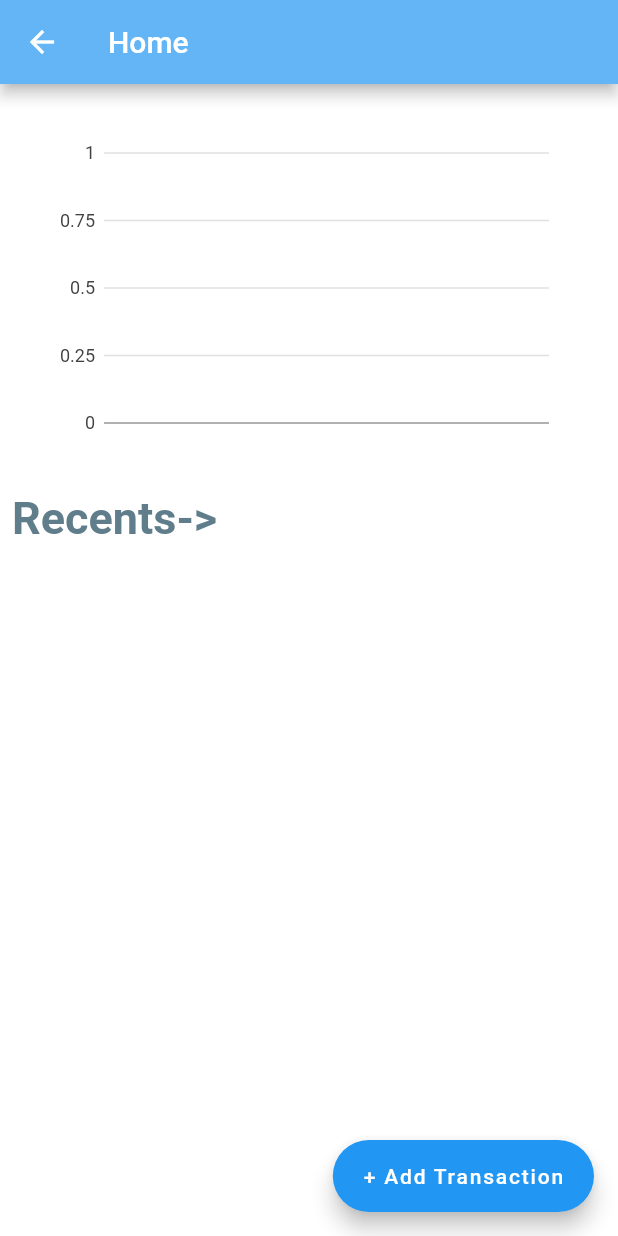
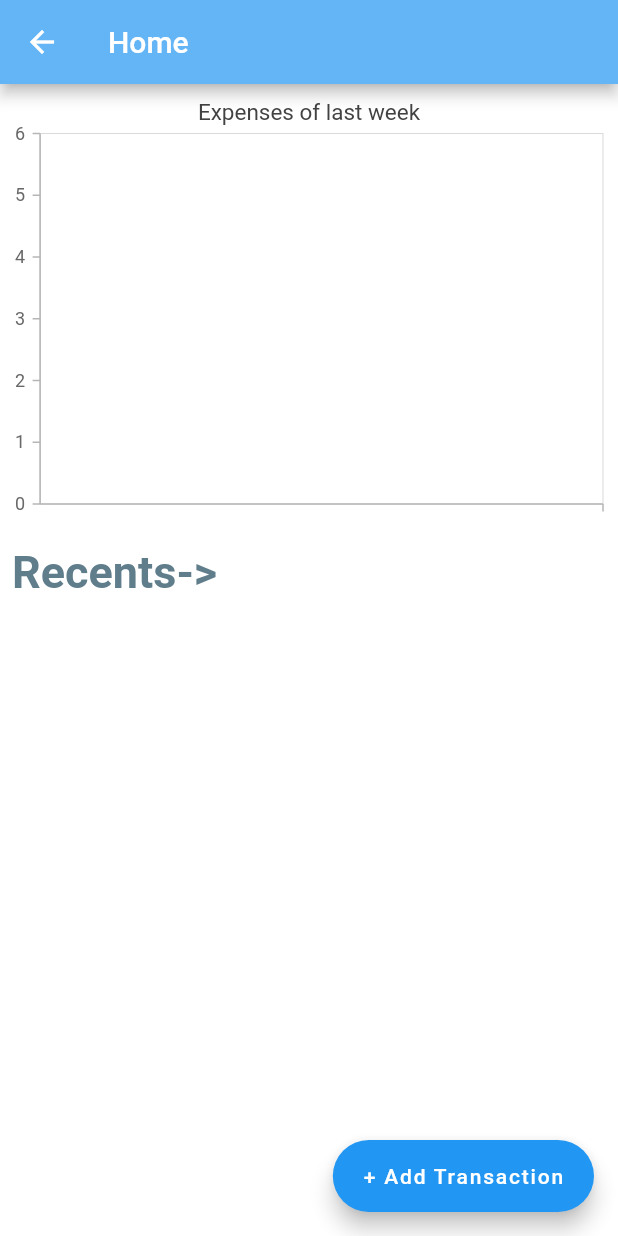
Before and after one commit to yash-hck/my_pocket, a Flutter app: the Home screen opened directly, on a phone screen of 412 x 824 dp. Run offline on Flutter 3.47's test engine with Material 2 defaults, Android fonts, the phone set to English and light mode, and no system bars; our stand-ins replace charts_flutter, curved_navigation_bar, firebase_auth, firebase_core, flutter_form_builder, shared_preferences and 2 more; accounts and stored records are empty.

Commit message:
Added Line Graph

```diff
--- a/lib/Pages/home_page.dart
+++ b/lib/Pages/home_page.dart
@@ -1,8 +1,8 @@
 import 'dart:async';
 
 //import 'dart:html';
-import 'package:charts_flutter/flutter.dart' as charts;
 
+import 'package:syncfusion_flutter_charts/charts.dart';
 import 'package:flutter/material.dart';
 import 'package:intl/intl.dart';
 import 'package:mypocket/Pages/all_transaction.dart';
@@ -43,6 +43,7 @@ class _HomeState extends State<Home> {
 
     if(result == true){
       updateListView();
+      updateGraphView();
     }
   }
 
@@ -174,29 +175,49 @@ class _HomeState extends State<Home> {
       datam.add(new amountPerDay(x,  DateFormat.MMMd().format(DateTime.now().subtract(Duration(days: i))), Colors.orange));
       i++;
     }
+    List<amountPerDay> reversedList = new List.from(datam.reversed);
     /*for(int i = 0;i <= 7;i++){
       datam.add(new amountPerDay(graph[i],  DateFormat.yMMMd().format(DateTime.now().subtract(Duration(days: i))), Colors.orange));
     }*/
 
     var series = [
-      new charts.Series(
-        id: 'Clicks',
+      LineSeries(dataSource: reversedList,
+          xValueMapper: (amountPerDay amt, _) => amt.day,
+          yValueMapper: (amountPerDay amt, _) => amt.amount,
+          dataLabelSettings: DataLabelSettings(
+              isVisible: true, labelPosition: ChartDataLabelPosition.outside)),
+
+
+        /*id: 'Clicks',
         domainFn: (amountPerDay clickData, _) => clickData.day,
         measureFn: (amountPerDay clickData, _) => clickData.amount,
         colorFn: (amountPerDay clickData, _) => clickData.color,
         data: datam,
-      ),
+      ),*/
     ];
 
-    var chart = charts.BarChart(
-      series,
-      animate: true,
+    var chart = SfCartesianChart(
+      primaryXAxis: CategoryAxis(
+        labelRotation: 45,
+        majorGridLines: MajorGridLines(width: 0),
+
+      ),
+      primaryYAxis: NumericAxis(
+        majorGridLines: MajorGridLines(width: 0),
+
+      ),
+      //plotAreaBorderWidth: 0,
+      title: ChartTitle(text: 'Expenses of last week'),
+      //legend: Legend(isVisible: true),
+      //tooltipBehavior: TooltipBehavior(enable: true),
+      series: series,
+      enableAxisAnimation: true,
     );
 
     var chartWidget = Padding(
-      padding: EdgeInsets.all(32.0),
+      padding: EdgeInsets.all(0),
       child: SizedBox(
-        height: 200.0,
+        height: 300,
         child: chart,
       ),
     );
--- a/lib/database/Database_provider.dart
+++ b/lib/database/Database_provider.dart
@@ -176,7 +176,7 @@ class DatabaseProvider {
     list.add(prevans[0]['SUM(amount)']);
     for(int i = -1; i > -7;i--){
       var result = await db.rawQuery("SELECT SUM($AMOUNT) FROM $TRANSACTION_TABLE WHERE $DATE > date('now','$i days')");
-      list.add(result[0]['SUM(amount)']-prevans[0]['SUM(amount)']);
+      list.add((result[0]['SUM(amount)']==null ? 0:  result[0]['SUM(amount)']) - (prevans[0]['SUM(amount)'] == null ? 0 :prevans[0]['SUM(amount)']));
       //print('for ' + i.toString() + ' amount -> ' + (result[0]['SUM(amount)']-prevans[0]['SUM(amount)']).toString());
       prevans = result;
     }
```
